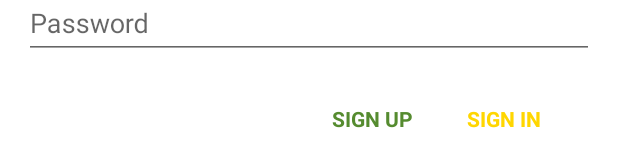
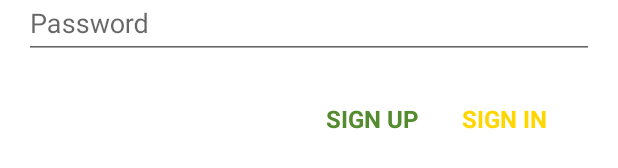
Before and after one commit to orcchg/ChatClient, an Android app: the layout activity_login.xml on its own in the app's theme, with its tools: preview values and no code run, on a phone screen of 412 x 824 dp. Shown: the part 217-385 px from the top of the screen. Run offline under Robolectric (Android 15) with nearby library versions, the phone set to English and light mode, and no system bars.

Commit message:
Tablet design

```diff
--- a/app/build.gradle
+++ b/app/build.gradle
@@ -6,7 +6,7 @@ android {
 
     defaultConfig {
         applicationId "com.orcchg.chatclient"
-        minSdkVersion 16
+        minSdkVersion 15
         targetSdkVersion 24
         versionCode 1
         versionName "1.0"
--- a/app/src/main/java/com/orcchg/chatclient/ui/authorization/LoginActivity.java
+++ b/app/src/main/java/com/orcchg/chatclient/ui/authorization/LoginActivity.java
@@ -155,7 +155,6 @@ public class LoginActivity extends BaseActivity<LoginPresenter> implements Login
 
     @Override
     public void onError() {
-        Utility.showProgress(getResources(), mFormContainer, mProgressView, false);
         mFormContainer.setVisibility(View.GONE);
         mProgressView.setVisibility(View.GONE);
         mErrorView.setVisibility(View.VISIBLE);
--- a/app/src/main/java/com/orcchg/chatclient/ui/authorization/RegistrationActivity.java
+++ b/app/src/main/java/com/orcchg/chatclient/ui/authorization/RegistrationActivity.java
@@ -131,7 +131,6 @@ public class RegistrationActivity extends BaseActivity<RegistrationPresenter> im
 
     @Override
     public void onError() {
-        Utility.showProgress(getResources(), mFormContainer, mProgressView, false);
         mFormContainer.setVisibility(View.GONE);
         mProgressView.setVisibility(View.GONE);
         mErrorView.setVisibility(View.VISIBLE);
--- /dev/null
+++ b/app/src/main/res/layout-sw600dp/activity_login.xml
@@ -0,0 +1,126 @@
+<LinearLayout xmlns:android="http://schemas.android.com/apk/res/android"
+    xmlns:tools="http://schemas.android.com/tools"
+    android:layout_width="match_parent"
+    android:layout_height="match_parent"
+    android:background="@android:color/white"
+    android:gravity="center_horizontal"
+    android:orientation="vertical"
+    tools:context=".ui.authorization.LoginActivity">
+
+    <include layout="@layout/toolbar" />
+    <include layout="@layout/progress_view" />
+
+    <FrameLayout
+        android:layout_width="match_parent"
+        android:layout_height="0dp"
+        android:layout_weight="1">
+
+        <FrameLayout
+            android:layout_width="600dp"
+            android:layout_height="wrap_content"
+            android:layout_gravity="center"
+            android:layout_marginBottom="@dimen/content_bottom_margin">
+
+            <include layout="@layout/error_view" />
+
+            <ScrollView
+                android:id="@+id/form_container_scroll"
+                android:layout_width="match_parent"
+                android:layout_height="match_parent">
+
+                <LinearLayout
+                    android:id="@+id/form_container"
+                    android:layout_width="match_parent"
+                    android:layout_height="wrap_content"
+                    android:paddingBottom="@dimen/activity_vertical_margin"
+                    android:paddingLeft="@dimen/activity_horizontal_margin"
+                    android:paddingRight="@dimen/activity_horizontal_margin"
+                    android:paddingTop="@dimen/activity_vertical_margin"
+                    android:orientation="vertical">
+
+                    <FrameLayout
+                        android:layout_width="match_parent"
+                        android:layout_height="wrap_content">
+
+                        <android.support.design.widget.TextInputLayout
+                            android:layout_width="match_parent"
+                            android:layout_height="wrap_content">
+
+                            <AutoCompleteTextView
+                                android:id="@+id/email"
+                                android:layout_width="match_parent"
+                                android:layout_height="wrap_content"
+                                android:hint="@string/prompt_email"
+                                android:inputType="textEmailAddress"
+                                android:maxLines="1"
+                                android:singleLine="true" />
+
+                        </android.support.design.widget.TextInputLayout>
+
+                        <ImageButton
+                            android:id="@+id/clear_email_button"
+                            android:layout_width="24dp"
+                            android:layout_height="24dp"
+                            android:layout_gravity="right|center_vertical"
+                            android:alpha="0.4"
+                            android:background="?selectableItemBackgroundBorderless"
+                            android:src="@drawable/ic_clear_black_24dp" />
+                    </FrameLayout>
+
+                    <android.support.design.widget.TextInputLayout
+                        android:layout_width="match_parent"
+                        android:layout_height="wrap_content">
+
+                        <EditText
+                            android:id="@+id/password"
+                            android:layout_width="match_parent"
+                            android:layout_height="wrap_content"
+                            android:hint="@string/prompt_password"
+                            android:imeActionId="@+id/login"
+                            android:imeActionLabel="@string/action_sign_in"
+                            android:imeOptions="actionUnspecified"
+                            android:inputType="textPassword"
+                            android:maxLines="1"
+                            android:singleLine="true"/>
+
+                    </android.support.design.widget.TextInputLayout>
+
+                    <RelativeLayout
+                        android:layout_width="match_parent"
+                        android:layout_height="wrap_content"
+                        android:layout_marginRight="16dp"
+                        android:layout_marginEnd="16dp"
+                        android:layout_marginTop="16dp">
+
+                        <Button
+                            android:id="@+id/sign_in_button"
+                            android:layout_width="wrap_content"
+                            android:layout_height="wrap_content"
+                            android:layout_alignParentRight="true"
+                            android:layout_alignParentEnd="true"
+                            android:background="?selectableItemBackground"
+                            android:text="@string/action_sign_in"
+                            android:textColor="?attr/colorAccent"
+                            android:textSize="@dimen/text_button_size"
+                            android:textStyle="bold"
+                            style="?android:textAppearanceSmall"/>
+
+                        <Button
+                            android:id="@+id/sign_up_button"
+                            android:layout_width="wrap_content"
+                            android:layout_height="wrap_content"
+                            android:layout_toLeftOf="@id/sign_in_button"
+                            android:layout_toStartOf="@id/sign_in_button"
+                            android:background="?selectableItemBackground"
+                            android:text="@string/action_sign_up"
+                            android:textColor="?attr/colorPrimaryDark"
+                            android:textSize="@dimen/text_button_size"
+                            android:textStyle="bold"
+                            style="?android:textAppearanceSmall"/>
+                    </RelativeLayout>
+
+                </LinearLayout>
+            </ScrollView>
+        </FrameLayout>
+    </FrameLayout>
+</LinearLayout>
--- a/app/src/main/res/layout/activity_login.xml
+++ b/app/src/main/res/layout/activity_login.xml
@@ -89,6 +89,7 @@
                     android:background="?selectableItemBackground"
                     android:text="@string/action_sign_in"
                     android:textColor="?attr/colorAccent"
+                    android:textSize="@dimen/text_button_size"
                     android:textStyle="bold"
                     style="?android:textAppearanceSmall"/>
 
@@ -97,9 +98,11 @@
                     android:layout_width="wrap_content"
                     android:layout_height="wrap_content"
                     android:layout_toLeftOf="@id/sign_in_button"
+                    android:layout_toStartOf="@id/sign_in_button"
                     android:background="?selectableItemBackground"
                     android:text="@string/action_sign_up"
                     android:textColor="?attr/colorPrimaryDark"
+                    android:textSize="@dimen/text_button_size"
                     android:textStyle="bold"
                     style="?android:textAppearanceSmall"/>
             </RelativeLayout>
--- a/app/src/main/res/layout/activity_registration.xml
+++ b/app/src/main/res/layout/activity_registration.xml
@@ -90,6 +90,7 @@
                     android:background="?selectableItemBackground"
                     android:text="@string/action_sign_up"
                     android:textColor="?attr/colorAccent"
+                    android:textSize="@dimen/text_button_size"
                     android:textStyle="bold"
                     style="?android:textAppearanceSmall"/>
             </RelativeLayout>
--- /dev/null
+++ b/app/src/main/res/values-sw600dp/dimens.xml
@@ -0,0 +1,9 @@
+<?xml version="1.0" encoding="utf-8"?>
+<resources>
+    <dimen name="text_title_size">18sp</dimen>
+    <dimen name="text_description_size">16sp</dimen>
+    <dimen name="text_error_size">16sp</dimen>
+    <dimen name="text_button_size">18sp</dimen>
+
+    <dimen name="content_bottom_margin">30dp</dimen>
+</resources>
--- a/app/src/main/res/values/dimens.xml
+++ b/app/src/main/res/values/dimens.xml
@@ -13,5 +13,6 @@
 
     <dimen name="text_title_size">16sp</dimen>
     <dimen name="text_description_size">14sp</dimen>
-
+    <dimen name="text_error_size">14sp</dimen>
+    <dimen name="text_button_size">16sp</dimen>
 </resources>
--- a/app/src/main/res/values/styles.xml
+++ b/app/src/main/res/values/styles.xml
@@ -22,4 +22,8 @@
         <item name="android:textColor">@color/text_description</item>
     </style>
 
+    <style name="error_view">
+        <item name="android:layout_width">match_parent</item>
+    </style>
+
 </resources>
```
Also changed, not shown: app/src/main/res/layout-sw600dp/activity_chat.xml (added, +59 -0 lines), app/src/main/res/layout-sw600dp/activity_main.xml (added, +26 -0 lines), app/src/main/res/layout-sw600dp/activity_registration.xml (added, +114 -0 lines), app/src/main/res/layout/error_view.xml (+5 -4 lines), app/src/main/res/values-sw600dp/styles.xml (added, +7 -0 lines).
